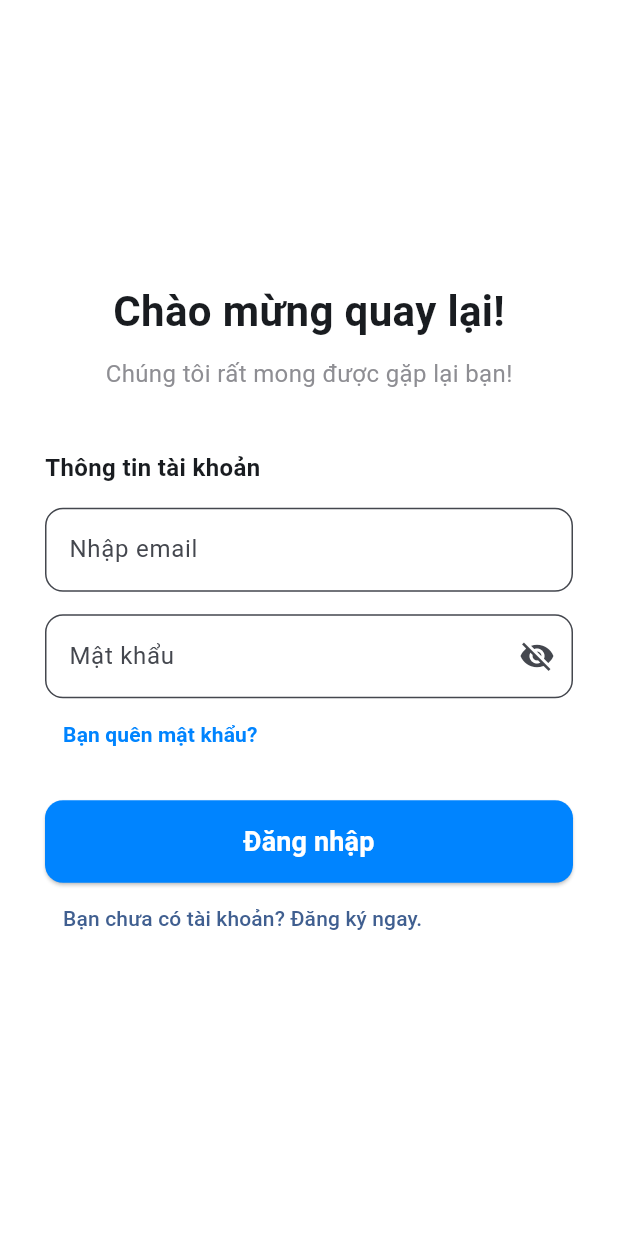
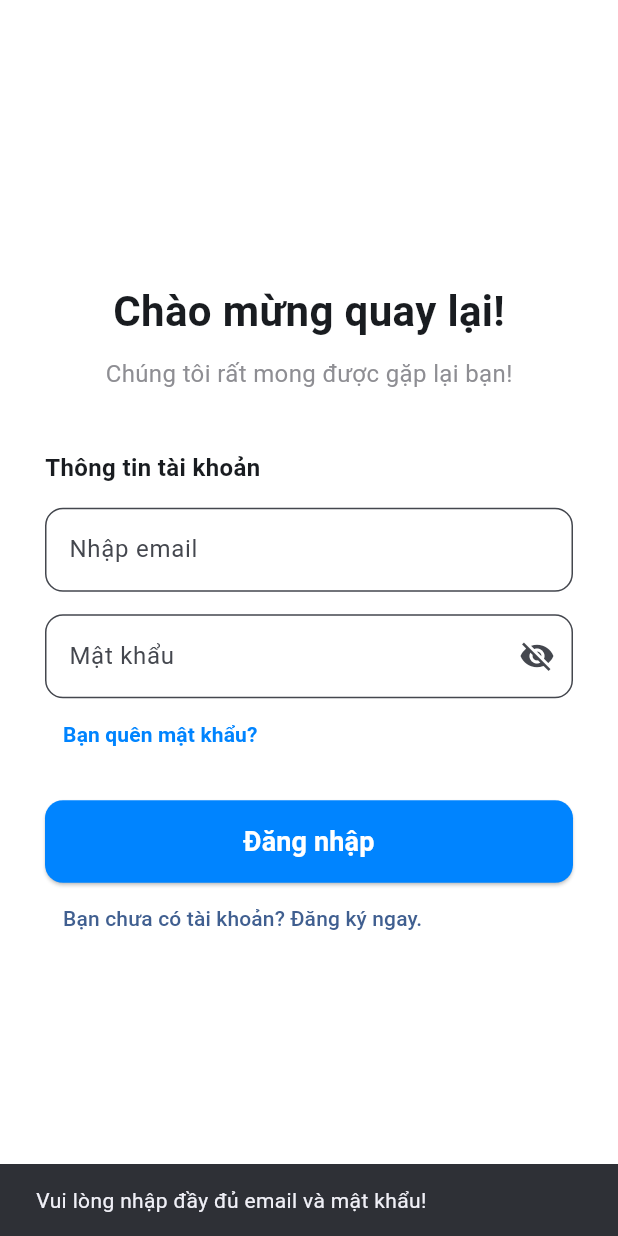
Before and after one commit to LeHuyPhat2907/phatchat, a Flutter app: the LoginScreen screen opened directly, after a tap on "Đăng nhập", on a phone screen of 412 x 824 dp. Run offline on Flutter 3.47's test engine with Material 3 defaults, Android fonts, the phone set to English and light mode, and no system bars; our stand-ins replace firebase_auth, firebase_core; accounts and stored records are empty.

Commit message:
feat: hoàn thiện logic Đăng nhập và Đăng ký với Firebase Auth

```diff
--- /dev/null
+++ b/lib/services/auth_service.dart
@@ -0,0 +1,50 @@
+import 'package:firebase_auth/firebase_auth.dart';
+
+class AuthService {
+  final FirebaseAuth _auth = FirebaseAuth.instance;
+
+  // Hàm Đăng ký tài khoản
+  Future<String?> registerWithEmail(String email, String password) async {
+    try {
+      await _auth.createUserWithEmailAndPassword(
+        email: email,
+        password: password,
+      );
+      return "success"; // Đăng ký thành công
+    } on FirebaseAuthException catch (e) {
+      // Xử lý các lỗi cụ thể từ Firebase
+      if (e.code == 'weak-password') {
+        return "Mật khẩu quá yếu, bạn nên đặt trên 6 ký tự.";
+      } else if (e.code == 'email-already-in-use') {
+        return "Email này đã được sử dụng cho một tài khoản khác.";
+      } else if (e.code == 'invalid-email') {
+        return "Định dạng email không hợp lệ.";
+      }
+      return e.message; // Các lỗi khác
+    } catch (e) {
+      return e.toString();
+    }
+  }
+
+  Future<String?> signInWithEmail(String email, String password) async {
+    try {
+      await _auth.signInWithEmailAndPassword(
+        email: email,
+        password: password,
+      );
+      return "success";
+    } on FirebaseAuthException catch (e) {
+      // Xử lý các lỗi đăng nhập phổ biến
+      if (e.code == 'user-not-found') {
+        return "Không tìm thấy người dùng với email này.";
+      } else if (e.code == 'wrong-password') {
+        return "Mật khẩu không chính xác.";
+      } else if (e.code == 'invalid-email') {
+        return "Định dạng email không hợp lệ.";
+      }
+      return "Lỗi đăng nhập: ${e.message}";
+    } catch (e) {
+      return e.toString();
+    }
+  }
+}
--- a/lib/views/auth/login_screen.dart
+++ b/lib/views/auth/login_screen.dart
@@ -1,6 +1,8 @@
 import 'package:flutter/material.dart';
 import '../../utils/app_constants.dart';
 import '../auth/register_screen.dart';
+import '../../services/auth_service.dart';
+
 
 class LoginScreen extends StatefulWidget {
   const LoginScreen({super.key});
@@ -10,10 +12,43 @@ class LoginScreen extends StatefulWidget {
 }
 
 class _LoginScreenState extends State<LoginScreen> {
+  final AuthService _authService = AuthService();
+  bool _isLoading = false;
   // Controller để lấy dữ liệu từ các ô nhập
   final _emailController = TextEditingController();
   final _passwordController = TextEditingController();
   bool _isPasswordVisible = false;
+
+  void _handleLogin() async {
+    // Kiểm tra xem người dùng đã nhập đủ chưa
+    if (_emailController.text.isEmpty || _passwordController.text.isEmpty) {
+      ScaffoldMessenger.of(context).showSnackBar(
+        const SnackBar(content: Text("Vui lòng nhập đầy đủ email và mật khẩu!")),
+      );
+      return;
+    }
+
+    setState(() => _isLoading = true);
+
+    String? result = await _authService.signInWithEmail(
+      _emailController.text.trim(),
+      _passwordController.text.trim(),
+    );
+
+    setState(() => _isLoading = false);
+
+    if (result == "success") {
+      // Tạm thời hiện thông báo thành công, Task sau chúng ta sẽ chuyển sang màn hình chính (Home)
+      ScaffoldMessenger.of(context).showSnackBar(
+        const SnackBar(content: Text("Đăng nhập thành công!")),
+      );
+      // Navigator.pushReplacement(...) - Sẽ làm ở giai đoạn sau
+    } else {
+      ScaffoldMessenger.of(context).showSnackBar(
+        SnackBar(content: Text(result ?? "Có lỗi xảy ra")),
+      );
+    }
+  }
 
   @override
   Widget build(BuildContext context) {
@@ -97,10 +132,7 @@ class _LoginScreenState extends State<LoginScreen> {
                       width: double.infinity,
                       height: 55,
                       child: ElevatedButton(
-                        onPressed: () {
-                          // Logic đăng nhập sẽ làm ở Task 12
-                          print("Email: ${_emailController.text}");
-                        },
+                        onPressed: _isLoading ? null : _handleLogin,
                         style: ElevatedButton.styleFrom(
                           backgroundColor: AppColors.messengerBlue,
                           shape: RoundedRectangleBorder(borderRadius: BorderRadius.circular(12)),
```
Also changed, not shown: lib/views/auth/register_screen.dart (+37 -3 lines).
